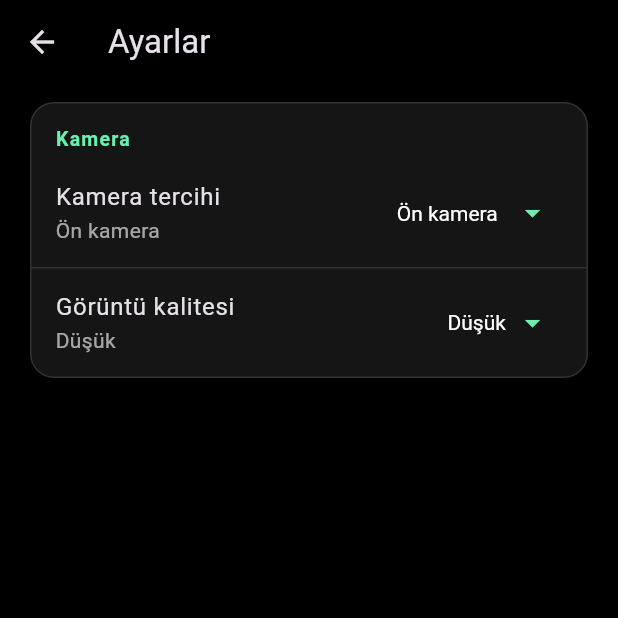
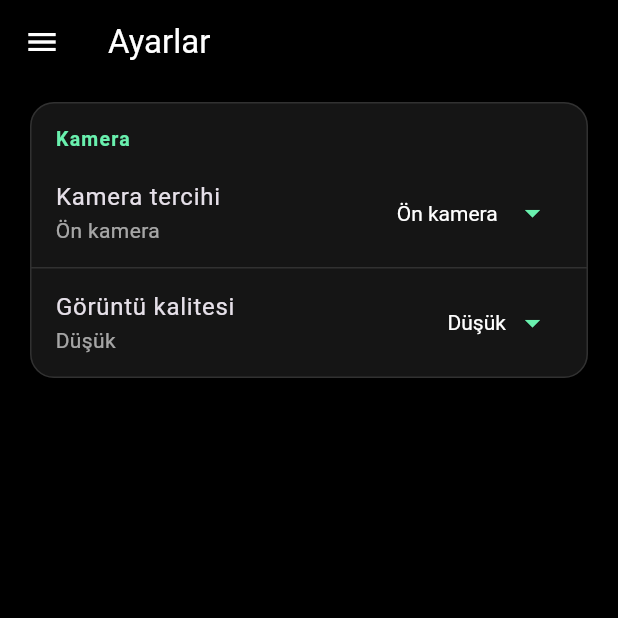
Before and after one commit to bkrbzdgn40/pea, a Flutter app: the screen it shows after launch, scrolled down 576 dp, after a tap on the "settings" icon, on a phone screen of 412 x 824 dp, the top half of it. Run offline on Flutter 3.47's test engine with Material 3 defaults, Android fonts, the phone set to English and light mode, and no system bars; our stand-ins replace camera, cloud_firestore, firebase_auth, firebase_core, fl_chart, flutter_riverpod and 2 more; missing offline and left inert: google_mlkit_pose_detection; accounts and stored records are empty.

Commit message:
feat: refactor SettingsScreen to use AppScaffoldShell for improved layout consistency

```diff
--- a/lib/features/workout_analysis/presentation/screens/settings_screen.dart
+++ b/lib/features/workout_analysis/presentation/screens/settings_screen.dart
@@ -3,6 +3,7 @@ import 'dart:async';
 import 'package:flutter/material.dart';
 import 'package:flutter_riverpod/flutter_riverpod.dart';
 
+import '../../../../app/presentation/widgets/app_scaffold_shell.dart';
 import '../providers/settings_provider.dart';
 
 class SettingsScreen extends ConsumerWidget {
@@ -12,13 +13,10 @@ class SettingsScreen extends ConsumerWidget {
   Widget build(BuildContext context, WidgetRef ref) {
     final settingsState = ref.watch(settingsControllerProvider);
 
-    return Scaffold(
-      backgroundColor: Colors.black,
-      appBar: AppBar(
-        title: const Text('Ayarlar'),
-        backgroundColor: Colors.black,
-        elevation: 0,
-      ),
+    return AppScaffoldShell(
+      title: 'Ayarlar',
+      currentPage: AppDrawerPage.settings,
+      padding: EdgeInsets.zero,
       body: settingsState.when(
         data: (settings) {
           return ListView(
```
Also changed, not shown: 1 other file.
